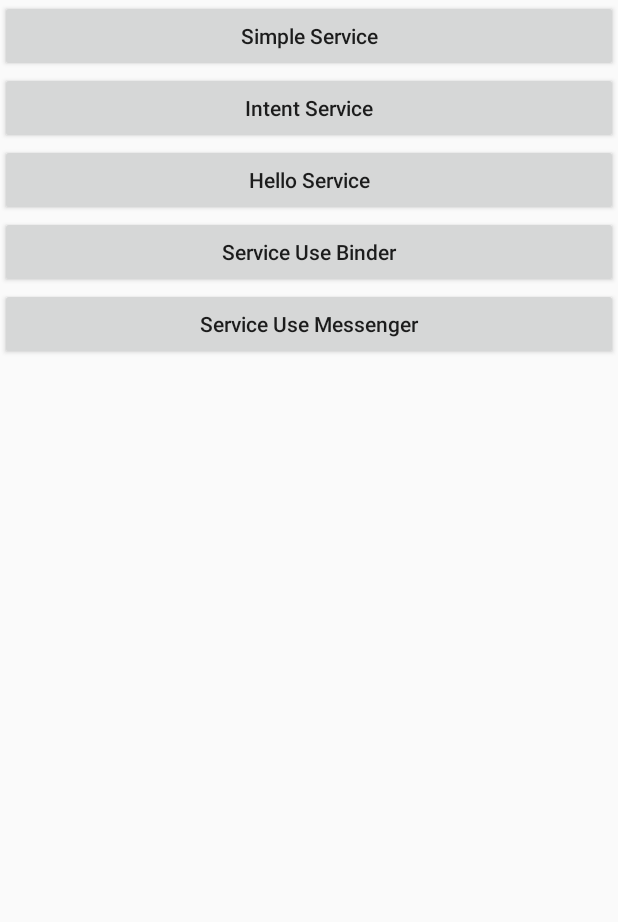
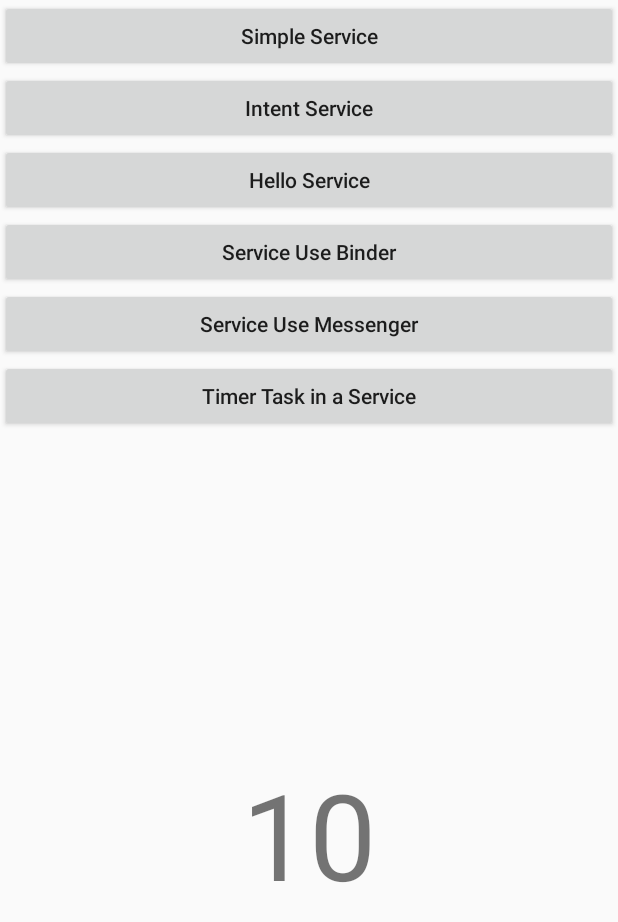
Before and after one commit to neo2470/AndroidAPIGuides, an Android app: the ServiceActivity screen opened directly, with no data from a screen before it, on a phone screen of 412 x 824 dp. Shown: the top 922 px of the screen. Run offline under Robolectric (Android 15) with nearby library versions, the phone set to English and light mode, and no system bars.

Commit message:
try to use service

```diff
--- a/app/src/main/java/com/alex/androidapiguides/ServiceActivity.java
+++ b/app/src/main/java/com/alex/androidapiguides/ServiceActivity.java
@@ -5,17 +5,20 @@ import android.content.Context;
 import android.content.Intent;
 import android.content.ServiceConnection;
 import android.os.Bundle;
+import android.os.Handler;
 import android.os.IBinder;
 import android.os.Message;
 import android.os.Messenger;
 import android.os.RemoteException;
 import android.view.View;
+import android.widget.TextView;
 import android.widget.Toast;
 
 import com.alex.entity.HelloService;
 import com.alex.entity.IntentServiceTest;
 import com.alex.entity.LocalService;
 import com.alex.entity.MessengerService;
+import com.alex.entity.TimerService;
 
 /**
  * Created by alex on 15-10-29.
@@ -26,6 +29,19 @@ public class ServiceActivity extends BaseActivity {
     protected void onCreate(Bundle savedInstanceState) {
         super.onCreate(savedInstanceState);
         setContentView(R.layout.activity_service);
+
+        final TextView counter = (TextView) findViewById(R.id.counter);
+        Handler handler = new Handler() {
+
+            @Override
+            public void handleMessage(Message msg) {
+                if(msg.what == TimerService.MSG_COUNTER) {
+                    counter.setText(msg.arg1);
+                }
+            }
+        };
+
+        mReceiver = new Messenger(handler);
     }
 
     @Override
@@ -35,8 +51,8 @@ public class ServiceActivity extends BaseActivity {
 //        Intent intent = new Intent(this, LocalService.class);
 //        bindService(intent, mConnection, Context.BIND_AUTO_CREATE);
 
-        Intent intent1 = new Intent(this, MessengerService.class);
-        bindService(intent1, mConnection1, Context.BIND_AUTO_CREATE);
+//        Intent intent1 = new Intent(this, MessengerService.class);
+//        bindService(intent1, mConnection1, Context.BIND_AUTO_CREATE);
     }
 
     @Override
@@ -51,6 +67,10 @@ public class ServiceActivity extends BaseActivity {
         if(mBound1) {
             unbindService(mConnection1);
             mBound1 = false;
+        }
+
+        if(null != mConnection2) {
+            unbindService(mConnection2);
         }
     }
 
@@ -108,6 +128,21 @@ public class ServiceActivity extends BaseActivity {
                 }
                 break;
             }
+            case R.id.timerServiceBtn : {
+                Intent intent = new Intent(this, TimerService.class);
+                bindService(intent, mConnection, Context.BIND_AUTO_CREATE);
+
+                Message msg = Message.obtain();
+                msg.what = ServiceActivity.SENDER;
+                msg.replyTo = mReceiver;
+
+                try {
+                    mSender.send(msg);
+                } catch (RemoteException e) {
+                    e.printStackTrace();
+                }
+                break;
+            }
         }
     }
 
@@ -141,8 +176,23 @@ public class ServiceActivity extends BaseActivity {
         }
     };
 
+    private ServiceConnection mConnection2 = new ServiceConnection() {
+
+        @Override
+        public void onServiceConnected(ComponentName name, IBinder service) {
+            mSender = new Messenger(service);
+        }
+
+        @Override
+        public void onServiceDisconnected(ComponentName name) {
+            mSender = null;
+        }
+    };
+
     private boolean mBound;
     private boolean mBound1;
     private LocalService mLocalService;
     private Messenger mMessenger;
+    private Messenger mSender, mReceiver;
+    public static final int SENDER = 0x484884;
 }
--- a/app/src/main/res/layout/activity_service.xml
+++ b/app/src/main/res/layout/activity_service.xml
@@ -44,4 +44,21 @@
         android:textAllCaps="false"
         android:onClick="onClick"/>
 
+    <Button
+        android:id="@+id/timerServiceBtn"
+        android:layout_width="match_parent"
+        android:layout_height="wrap_content"
+        android:text="Timer Task in a Service"
+        android:textAllCaps="false"
+        android:onClick="onClick"/>
+
+    <TextView
+        android:id="@+id/counter"
+        android:layout_width="match_parent"
+        android:layout_height="0dp"
+        android:layout_weight="1"
+        android:text="10"
+        android:gravity="center"
+        android:textSize="80sp"/>
+
 </LinearLayout>
```
Also changed, not shown: app/src/main/java/com/alex/entity/TimerService.java (added, +35 -0 lines).
